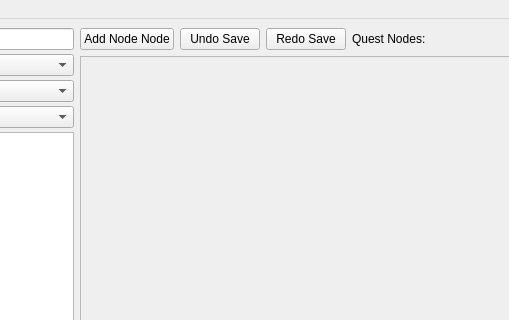
This is content_maker/views/main_view.ui in thisisnotruben/ToW-tools as Qt 5 draws it before an edit; both pictures show x 131 to 640 and y 0 to 320 of the 1200 by 800 pixel window. The edited form follows.
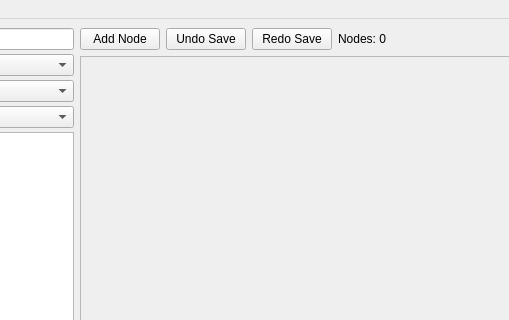
This is the edited form.

Patch:
```diff
--- a/content_maker/views/main_view.ui
+++ b/content_maker/views/main_view.ui
@@ -80,7 +80,7 @@
         <item>
          <widget class="QPushButton" name="add_node_bttn">
           <property name="text">
-           <string>Add Node Node</string>
+           <string>Add Node</string>
           </property>
          </widget>
         </item>
@@ -101,7 +101,7 @@
         <item>
          <widget class="QLabel" name="nodes_total_lbl">
           <property name="text">
-           <string>Quest Nodes: </string>
+           <string>Nodes: 0</string>
           </property>
          </widget>
         </item>
```
